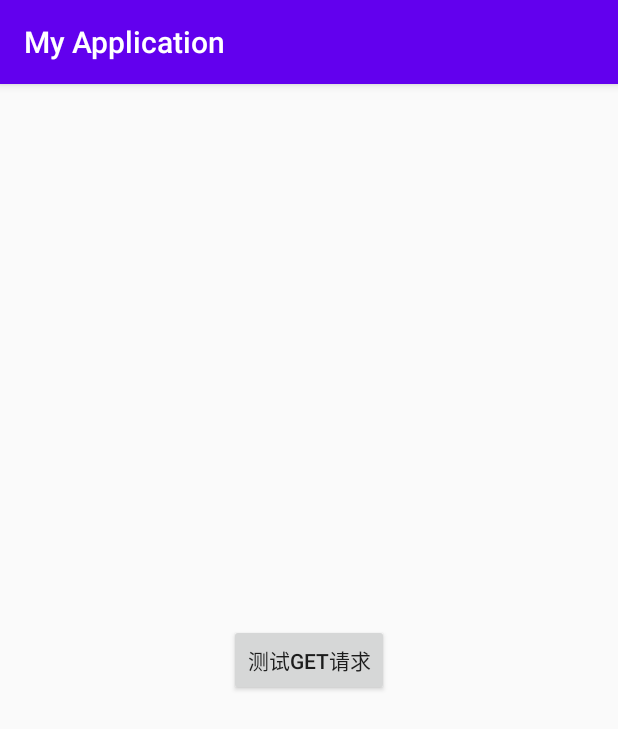
After one commit to JLU-Android-Project-developers/Smoke-Pollution-Detection-app, an Android app: the NetworkTest screen opened directly, with no data from a screen before it, on a phone screen of 412 x 824 dp. The commit adds this screen. Shown: the top 729 px of the screen. Run offline under Robolectric (Android 15) with nearby library versions, the phone set to English and light mode, and no system bars; libraries missing offline, so code that uses them is left out: com.dtflys.forest; 11 statements that could not run were skipped.

Commit message:
完成上传图片至服务器，从服务器获取图片的功能（注: 暂无接口，仅局域网调试）

```diff
--- a/AndroidProject/app/src/main/java/com/example/jlu/myapplication/ChoosePhoto.java
+++ b/AndroidProject/app/src/main/java/com/example/jlu/myapplication/ChoosePhoto.java
@@ -46,7 +46,6 @@ public class ChoosePhoto extends AppCompatActivity {
             actionBar.setHomeButtonEnabled(true);
             actionBar.setDisplayHomeAsUpEnabled(true);
         }
-
         photo = (ImageView) findViewById(R.id.photo);
 
         goNext = (Button) findViewById(R.id.go_next);
@@ -143,9 +142,7 @@ public class ChoosePhoto extends AppCompatActivity {
     }
 
     public String saveImageToGallery(Bitmap bmp) {
-        long timeStamp = System.currentTimeMillis();
-        SimpleDateFormat sdf = new SimpleDateFormat("yyyyMMddHHmmss");
-        String sd = sdf.format(new Date(timeStamp));
+        String sd = Method.getTimeStr();
         String newPath = getExternalFilesDir(null).getPath() + "/" + sd + ".jpg";
         File file = new File(newPath);
         Log.wtf("tts",file.getPath());
--- a/AndroidProject/app/src/main/java/com/example/jlu/myapplication/MainActivity.java
+++ b/AndroidProject/app/src/main/java/com/example/jlu/myapplication/MainActivity.java
@@ -47,7 +47,6 @@ public class MainActivity extends AppCompatActivity {
     public boolean onOptionsItemSelected(MenuItem item) {
         switch (item.getItemId()){
             case R.id.add_item:
-                //Toast.makeText(this,"Add!",Toast.LENGTH_LONG).show();
                 Intent intent = new Intent(MainActivity.this,MainActivity2.class);
                 startActivity(intent);
                 break;
--- a/AndroidProject/app/src/main/java/com/example/jlu/myapplication/MainActivity2.java
+++ b/AndroidProject/app/src/main/java/com/example/jlu/myapplication/MainActivity2.java
@@ -47,13 +47,11 @@ public class MainActivity2 extends AppCompatActivity {
     @Override
     protected void onStart() {
         super.onStart();
-        Log.wtf("tsts", "Starting");
     }
 
     @Override
     protected void onResume() {
         super.onResume();
-        Log.wtf("tsts", "Resumeing");
     }
     @Override
     public boolean onOptionsItemSelected(MenuItem item) {
--- /dev/null
+++ b/AndroidProject/app/src/main/java/com/example/jlu/myapplication/MyClient.java
@@ -0,0 +1,27 @@
+package com.example.jlu.myapplication;
+import com.dtflys.forest.annotation.DataFile;
+import com.dtflys.forest.annotation.JSONBody;
+import com.dtflys.forest.annotation.Query;
+import com.dtflys.forest.annotation.Request;
+import com.dtflys.forest.annotation.Post;
+import com.dtflys.forest.callback.OnProgress;
+import com.dtflys.forest.extensions.DownloadFile;
+
+import java.io.File;
+import java.util.Map;
+
+public interface MyClient {
+    @Request(
+            //url = "http://192.168.229.162:4000",
+            url = "http://10.151.202.101:4000/hello?", // 校园网
+            headers = "Accept: text/plain"
+    )
+    String sendRequest(@Query("myName") String username);
+
+    @Post(url = "http://10.151.202.101:4000/upload")
+    String upload(@DataFile("file") String filePath, OnProgress onProgress);
+
+    @Post(url = "http://10.151.202.101:4000/download")
+    @DownloadFile(dir = "${0}", filename = "${1}")
+    File downloadFile(String dir, String filename, OnProgress onProgress, @JSONBody("downloadPath") String path);
+}
--- /dev/null
+++ b/AndroidProject/app/src/main/java/com/example/jlu/myapplication/NetworkTest.java
@@ -0,0 +1,70 @@
+package com.example.jlu.myapplication;
+
+import androidx.appcompat.app.AppCompatActivity;
+import android.os.Bundle;
+import android.os.Looper;
+import android.view.View;
+import android.widget.Button;
+import android.widget.Toast;
+
+import com.dtflys.forest.config.ForestConfiguration;
+import com.dtflys.forest.ssl.SSLUtils;
+
+import java.io.IOException;
+
+public class NetworkTest extends AppCompatActivity {
+
+    @Override
+    protected void onCreate(Bundle savedInstanceState) {
+        super.onCreate(savedInstanceState);
+        setContentView(R.layout.activity_network_test);
+        forest_setting();
+        ForestConfiguration forest = ForestConfiguration.configuration();
+        MyClient myClient = forest.createInstance(MyClient.class);
+        Button button = (Button) findViewById(R.id.button);
+        button.setOnClickListener(new View.OnClickListener() {
+            @Override
+            public void onClick(View view) {
+                new Thread (new Runnable()
+                {
+                    @Override
+                    public void run()
+                    {
+                        String result = "";
+                        result = myClient.sendRequest("spb");
+                        Looper.prepare();
+                        Toast.makeText(NetworkTest.this,result,
+                                Toast.LENGTH_SHORT).show();
+                        Looper.loop();
+                    }
+                }).start();
+            }
+        });
+    }
+
+    static void forest_setting()
+    {
+        ForestConfiguration configuration = ForestConfiguration.configuration();
+        configuration.setBackendName("httpclient");
+        // 连接池最大连接数，默认值为500
+        configuration.setMaxConnections(123);
+
+        // 每个路由的最大连接数，默认值为500
+        configuration.setMaxRouteConnections(222);
+
+        // 请求超时时间，单位为毫秒, 默认值为3000
+        configuration.setTimeout(3000);
+
+        // 连接超时时间，单位为毫秒, 默认值为2000
+        configuration.setConnectTimeout(2000);
+
+        // 请求失败后重试次数，默认为0次不重试
+        configuration.setRetryCount(3);
+
+        // 单向验证的HTTPS的默认SSL协议，默认为SSLv3
+        configuration.setSslProtocol(SSLUtils.SSL_3);
+
+        // 打开或关闭日志，默认为true
+        configuration.setLogEnabled(true);
+    }
+}
--- /dev/null
+++ b/AndroidProject/app/src/main/res/layout/activity_network_test.xml
@@ -0,0 +1,19 @@
+<?xml version="1.0" encoding="utf-8"?>
+<androidx.constraintlayout.widget.ConstraintLayout xmlns:android="http://schemas.android.com/apk/res/android"
+    xmlns:app="http://schemas.android.com/apk/res-auto"
+    xmlns:tools="http://schemas.android.com/tools"
+    android:layout_width="match_parent"
+    android:layout_height="match_parent"
+    tools:context=".NetworkText">
+
+    <Button
+        android:id="@+id/button"
+        android:layout_width="wrap_content"
+        android:layout_height="wrap_content"
+        android:text="测试get请求"
+        app:layout_constraintBottom_toBottomOf="parent"
+        app:layout_constraintEnd_toEndOf="parent"
+        app:layout_constraintStart_toStartOf="parent"
+        app:layout_constraintTop_toTopOf="parent" />
+
+</androidx.constraintlayout.widget.ConstraintLayout>
--- /dev/null
+++ b/AndroidProject/app/src/main/res/xml/network_config.xml
@@ -0,0 +1,4 @@
+<?xml version="1.0" encoding="utf-8"?>
+<network-security-config>
+    <base-config cleartextTrafficPermitted="true" />
+</network-security-config>
--- a/AndroidProject/build.gradle
+++ b/AndroidProject/build.gradle
@@ -1,4 +1,3 @@
-// Top-level build file where you can add configuration options common to all sub-projects/modules.
 
 buildscript {
 
```
Also changed, not shown: AndroidProject/app/build.gradle (+17 -2 lines), AndroidProject/app/src/main/AndroidManifest.xml (+23 -15 lines), AndroidProject/app/src/main/java/com/example/jlu/myapplication/Method.java (added, +14 -0 lines), AndroidProject/app/src/main/java/com/example/jlu/myapplication/PhotoDisplay.java (+60 -7 lines).
